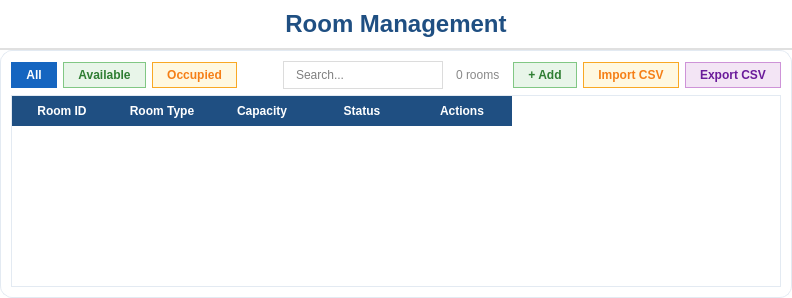
Above: ui/RoomManagement.ui from maihuybao/SmartLockUEL before the change. Below: the same form after it.
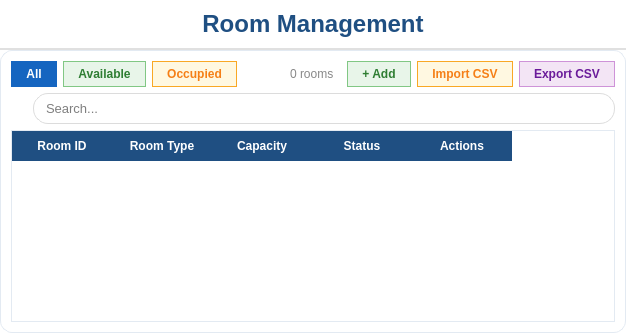
That is the form after the change. Icons and pictures are not drawn.

Commit message:
Add search icon to management UIs, update logo
Replace standalone search QLineEdit with a compact HBox containing a search icon and a styled QLineEdit across BookingManagement, DeviceManagement, RoomManagement, and Users UIs to unify appearance and spacing. Add images/search.png asset and remove images/update.png. Also update MainWindow.ui to use ../images/UEL_Logo.png for the logo path. .DS_Store was updated (binary change).

Patch:
```diff
--- a/ui/RoomManagement.ui
+++ b/ui/RoomManagement.ui
@@ -64,13 +64,6 @@
           <property name="sizeHint" stdset="0"><size><width>40</width><height>20</height></size></property>
          </spacer>
         </item>
-        <item>
-         <widget class="QLineEdit" name="lineEditSearch">
-          <property name="minimumSize"><size><width>160</width><height>0</height></size></property>
-          <property name="styleSheet"><string notr="true">QLineEdit { color: black; padding: 5px 10px; border: 1px solid #dcdcdc; border-radius: 15px; font-size: 12px; } QLineEdit:focus { border: 1px solid #1f4f82; }</string></property>
-          <property name="placeholderText"><string>Search...</string></property>
-         </widget>
-        </item>
         <item>
          <widget class="QLabel" name="lblCount">
           <property name="styleSheet"><string notr="true">color: #888; font-size: 12px; padding: 0 4px;</string></property>
@@ -97,6 +90,26 @@
         </item>
        </layout>
       </item>
+      <item>
+       <layout class="QHBoxLayout" name="searchLayout">
+        <property name="spacing"><number>6</number></property>
+        <item>
+         <widget class="QLabel" name="lblSearchIcon">
+          <property name="minimumSize"><size><width>16</width><height>16</height></size></property>
+          <property name="maximumSize"><size><width>16</width><height>16</height></size></property>
+          <property name="pixmap"><pixmap>../images/search.png</pixmap></property>
+          <property name="scaledContents"><bool>true</bool></property>
+          <property name="styleSheet"><string notr="true">background: transparent; border: none;</string></property>
+         </widget>
+        </item>
+        <item>
+         <widget class="QLineEdit" name="lineEditSearch">
+          <property name="styleSheet"><string notr="true">QLineEdit { color: black; padding: 6px 10px; border: 1px solid #dcdcdc; border-radius: 15px; font-size: 13px; } QLineEdit:focus { border: 1px solid #1f4f82; }</string></property>
+          <property name="placeholderText"><string>Search...</string></property>
+         </widget>
+        </item>
+       </layout>
+      </item>
       <item>
        <widget class="QTableWidget" name="tableWidget">
         <property name="selectionBehavior"><enum>QAbstractItemView::SelectRows</enum></property>
```
The commit also changes 7 other files.
